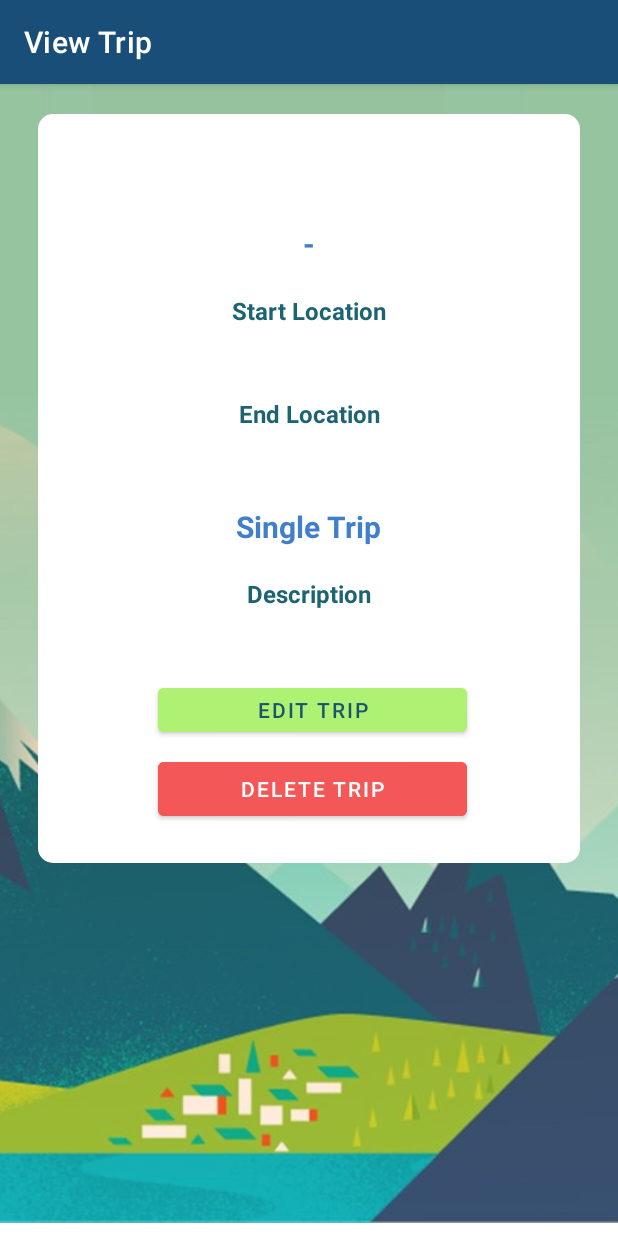
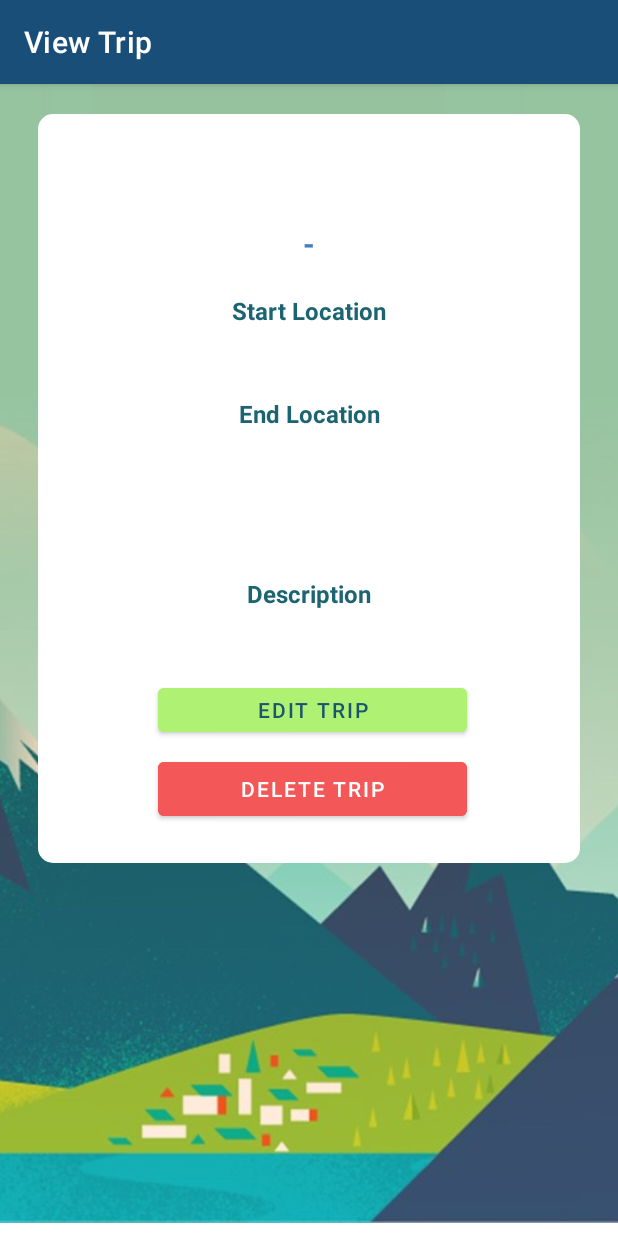
Before and after one commit to J3Jab/TripTrip-MOBDEVE, an Android app: the ViewTripActivity screen opened directly, with no data from a screen before it, on a phone screen of 412 x 824 dp. Run offline under Robolectric (Android 15) with nearby library versions, the phone set to English and light mode, and no system bars.

Commit message:
Added trip type to be displayed

```diff
--- a/TripTripMobileApp/app/src/main/java/com/mobdeve/group17/triptripmobileapp/ViewTripActivity.java
+++ b/TripTripMobileApp/app/src/main/java/com/mobdeve/group17/triptripmobileapp/ViewTripActivity.java
@@ -18,7 +18,7 @@ public class ViewTripActivity extends AppCompatActivity {
 
     private Button btnEditTrip;
     private Button btnDeleteTrip;
-    TextView tv_title, tv_startDate, tv_endDate, tv_startLocation, tv_endLocation, tv_descrip;
+    TextView tv_title, tv_startDate, tv_endDate, tv_startLocation, tv_endLocation, tv_descrip, tv_tripType;
     ImageView iv_view_trip_pic;
 
     DatabaseHelper db;
@@ -36,6 +36,7 @@ public class ViewTripActivity extends AppCompatActivity {
         this.tv_startLocation = findViewById(R.id.tv_view_start_location);
         this.tv_endLocation = findViewById(R.id.tv_view_end_location);
         this.tv_descrip = findViewById(R.id.tv_view_description);
+        this.tv_tripType = findViewById(R.id.tv_view_trip_type);
         this.iv_view_trip_pic = findViewById(R.id.iv_view_trip_pic);
 
         db = new DatabaseHelper(this);
@@ -48,6 +49,7 @@ public class ViewTripActivity extends AppCompatActivity {
         this.tv_startLocation.setText(trip.getStartLocation());
         this.tv_endLocation.setText(trip.getEndLocation());
         this.tv_descrip.setText(trip.getDescription());
+        this.tv_tripType.setText(trip.getTripType());
 
         //if trip pic exists
         if(trip.getTripPicId() != null) {
```
